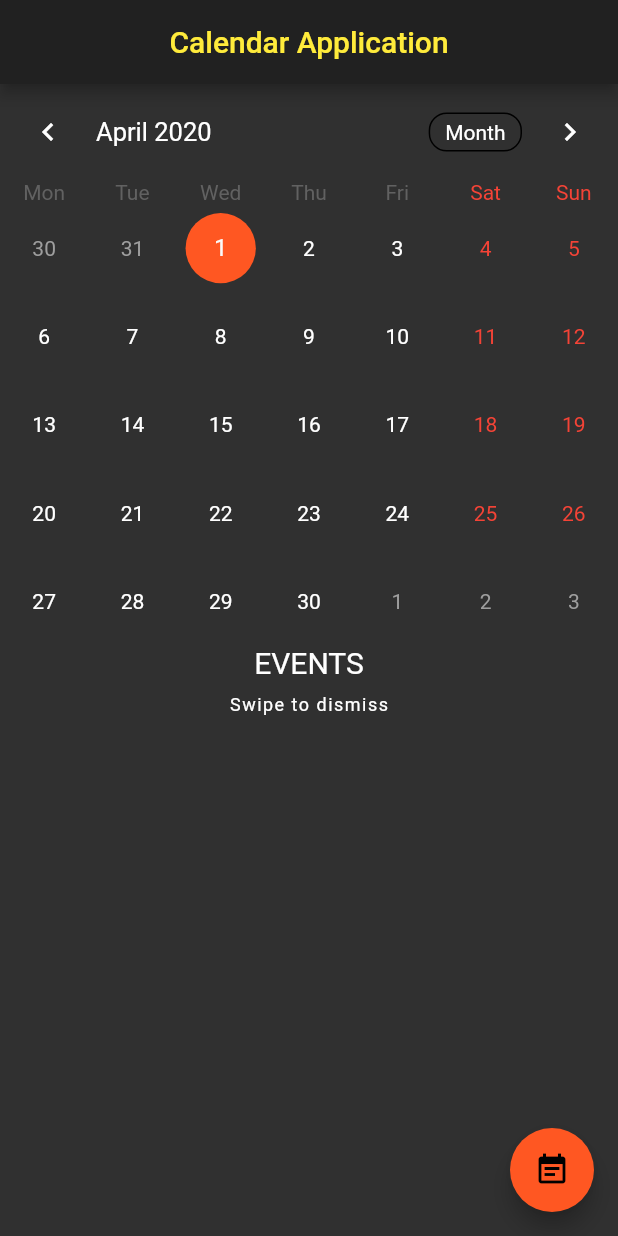
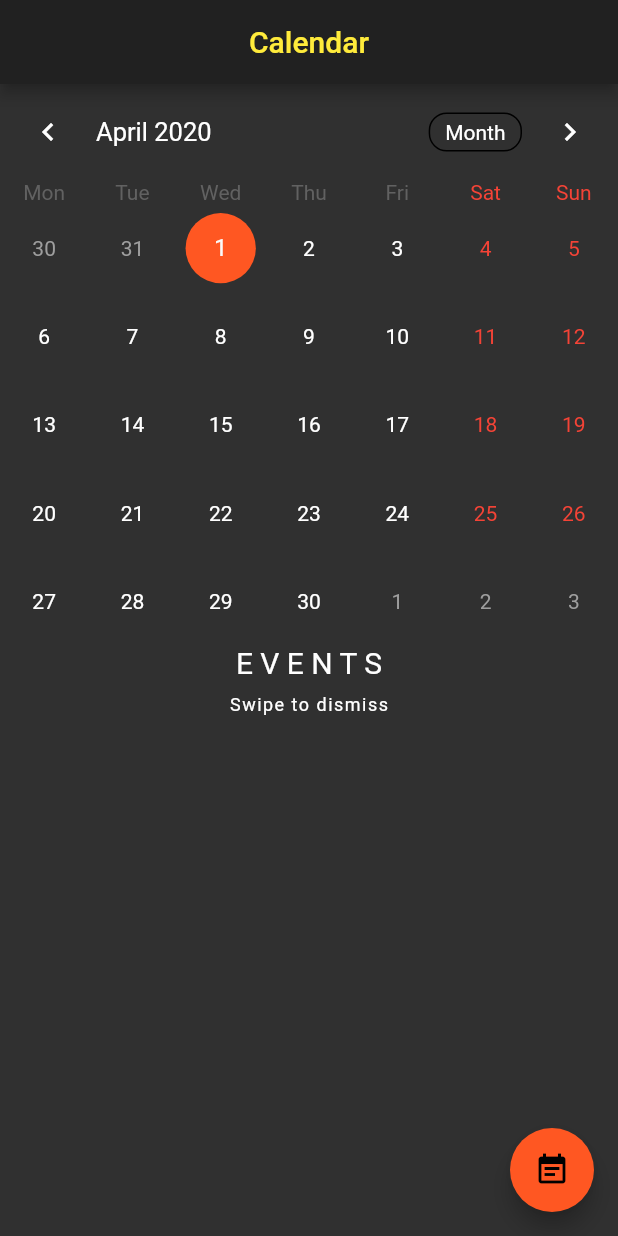
Before and after one commit to AaronLazarusGomes/Calendar-In-Flutter, a Flutter app: the screen it shows after launch, on a phone screen of 412 x 824 dp. Run offline on Flutter 3.47's test engine with Material 2 defaults, Android fonts, the phone set to English and light mode, and no system bars; drawn by our look-alikes of table_calendar.

Commit message:
this is a change

```diff
--- a/lib/main.dart
+++ b/lib/main.dart
@@ -79,7 +79,7 @@ class _CalAppState extends State<CalApp> {
     return Scaffold(
       appBar: AppBar(
         title: Text(
-          'Calendar Application',
+          'Calendar',
           style: TextStyle(color: Colors.yellow),
         ),
         centerTitle: true,
@@ -110,7 +110,7 @@ class _CalAppState extends State<CalApp> {
           Center(
             child: Container(
               child: Text(
-                "EVENTS",
+                "E V E N T S",
                 style: TextStyle(fontSize: 20.0),
               ),
             ),
```
